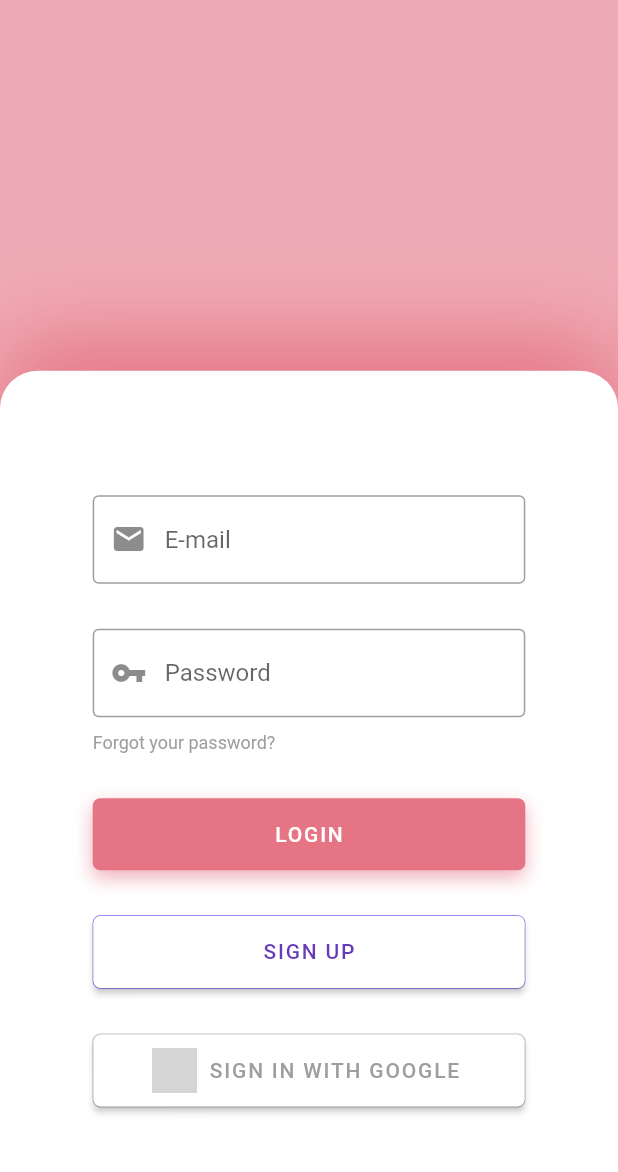
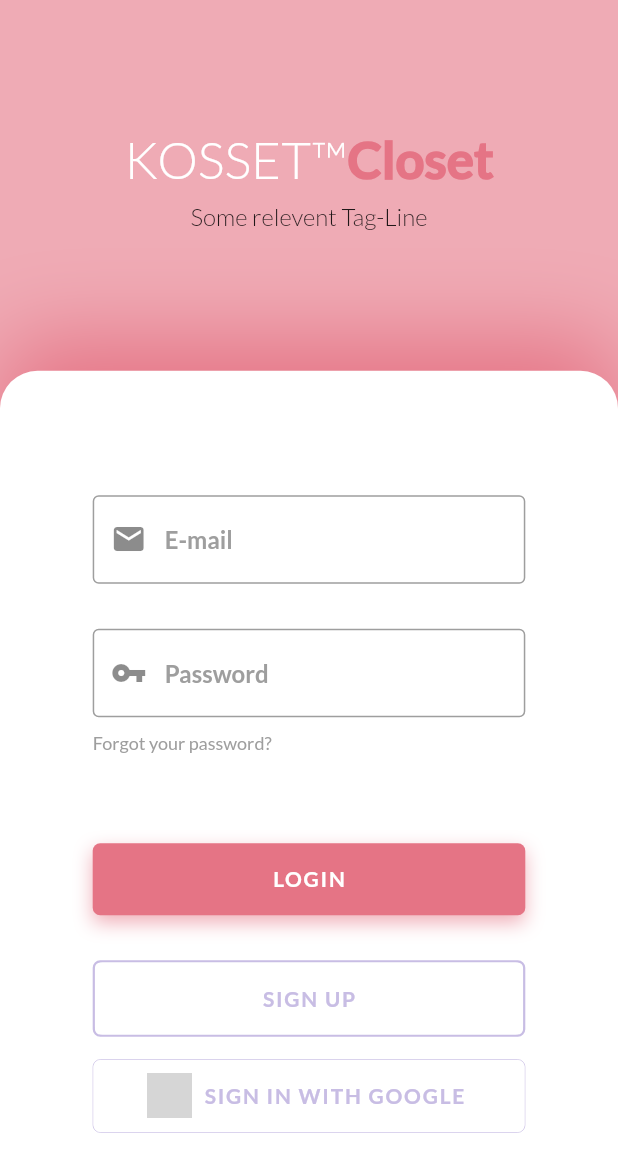
Before and after one commit to dbzkunalss/kosset_closet, a Flutter app: the screen it shows after launch, on a phone screen of 412 x 824 dp. Shown: the top 1172 px of the screen. Run offline on Flutter 3.47's test engine with Material 2 defaults, Android fonts, the phone set to English and light mode, and no system bars; network calls fail; grey boxes are pictures that could not be loaded.

Commit message:
Sign-up screen front end done

```diff
--- a/lib/constants/color.dart
+++ b/lib/constants/color.dart
@@ -3,3 +3,4 @@ import 'package:flutter/material.dart';
 final pinkColorShadow = Color.fromRGBO(229, 116, 133, 1); // #EC9BA7
 final pinkColor = Color.fromRGBO(0xEF, 0xAB, 0xB5, 1);
 final greyFromThePallet = Colors.grey;
+final purpleFromThePallet =  Color.fromARGB(0xff, 0xC8, 0xBD, 0xE4);
--- /dev/null
+++ b/lib/constants/elements.dart
@@ -0,0 +1,19 @@
+import 'package:flutter/material.dart';
+
+import 'color.dart';
+
+TextField textfield(String hint, Icon icon, {bool obt: false, TextInputType keyboard: TextInputType.emailAddress}) {
+  return TextField(
+    obscureText: obt,
+      keyboardType: keyboard,
+      style: TextStyle(),
+      decoration: InputDecoration(
+        border: OutlineInputBorder(
+            borderSide: BorderSide(width: 1, style: BorderStyle.solid)),
+        focusedBorder: OutlineInputBorder(
+            borderSide: BorderSide(width: 1, color: pinkColor)),
+        hintText: hint,
+        hintStyle: TextStyle(fontWeight: FontWeight.w800, color: Colors.grey),
+        prefixIcon: icon,
+      ));
+}
--- a/lib/login_screen.dart
+++ b/lib/login_screen.dart
@@ -1,5 +1,7 @@
 import 'package:flutter/material.dart';
 import 'package:kosset_closet/constants/color.dart';
+import 'package:kosset_closet/constants/elements.dart';
+import 'package:kosset_closet/signup_screen.dart';
 
 class LoginScreen extends StatefulWidget {
   @override
@@ -18,6 +20,45 @@ class _LoginScreenState extends State<LoginScreen> {
             Container(
               height: MediaQuery.of(context).size.height * 0.3,
               decoration: BoxDecoration(color: pinkColor),
+              child: Container(
+                child: Column(
+                  mainAxisAlignment: MainAxisAlignment.center,
+                  children: <Widget>[
+                    Row(
+                      mainAxisAlignment: MainAxisAlignment.center,
+                      children: <Widget>[
+                        Text(
+                          "KOSSET™",
+                          style: TextStyle(
+                              fontWeight: FontWeight.w300,
+                              color: Colors.white,
+                              fontSize: 34),
+                        ),
+                        Text(
+                          "Closet",
+                          style: TextStyle(
+                              fontWeight: FontWeight.w900,
+                              color: pinkColorShadow,
+                              fontSize: 34),
+                        )
+                      ],
+                    ),
+                    Padding(
+                      padding: const EdgeInsets.all(8.0),
+                      child: Row(
+                        mainAxisAlignment: MainAxisAlignment.center,
+                        children: <Widget>[
+                          Text(
+                            "Some relevent Tag-Line",
+                            style: TextStyle(
+                                fontWeight: FontWeight.w300, fontSize: 16),
+                          )
+                        ],
+                      ),
+                    )
+                  ],
+                ),
+              ),
             ),
             Container(
               height: MediaQuery.of(context).size.height * 0.7,
@@ -49,19 +90,7 @@ class _LoginScreenState extends State<LoginScreen> {
                         data: Theme.of(context).copyWith(
                           primaryColor: pinkColor,
                         ),
-                        child: TextField(
-                          keyboardType: TextInputType.emailAddress,
-                          style: TextStyle(),
-                          decoration: InputDecoration(
-                              border: OutlineInputBorder(
-                                  borderSide: BorderSide(
-                                      width: 1, style: BorderStyle.solid)),
-                              focusedBorder: OutlineInputBorder(
-                                  borderSide:
-                                      BorderSide(width: 1, color: pinkColor)),
-                              hintText: "E-mail",
-                              prefixIcon: Icon(Icons.email)),
-                        ),
+                        child: textfield("E-mail", Icon(Icons.email))
                       ),
                     ),
                     Padding(
@@ -70,20 +99,7 @@ class _LoginScreenState extends State<LoginScreen> {
                         data: Theme.of(context).copyWith(
                           primaryColor: pinkColor,
                         ),
-                        child: TextField(
-                          obscureText: true,
-                          keyboardType: TextInputType.emailAddress,
-                          style: TextStyle(),
-                          decoration: InputDecoration(
-                              border: OutlineInputBorder(
-                                  borderSide: BorderSide(
-                                      width: 1, style: BorderStyle.solid)),
-                              focusedBorder: OutlineInputBorder(
-                                  borderSide:
-                                      BorderSide(width: 1, color: pinkColor)),
-                              hintText: "Password",
-                              prefixIcon: Icon(Icons.vpn_key)),
-                        ),
+                        child: textfield("Password", Icon(Icons.vpn_key), obt: true)
                       ),
                     ),
                     Container(
@@ -99,26 +115,28 @@ class _LoginScreenState extends State<LoginScreen> {
                       ),
                     ),
                     Padding(
-                      padding: const EdgeInsets.only(top: 30),
+                      padding: const EdgeInsets.only(top: 60),
                       child: Container(
-                        decoration: BoxDecoration(
-                          boxShadow: [
-                            BoxShadow(
+                        decoration: BoxDecoration(boxShadow: [
+                          BoxShadow(
                             color: pinkColor,
                             offset: Offset(0.0, 5),
-                            blurRadius:  10,
-                          ),]
-                        ),
+                            blurRadius: 10,
+                          ),
+                        ]),
                         width: MediaQuery.of(context).size.width * 0.7,
                         child: FloatingActionButton.extended(
-                          label: Text("LOGIN"),
+                          heroTag: "1",
+                          label: Text(
+                            "LOGIN",
+                            style: TextStyle(fontWeight: FontWeight.w800),
+                          ),
                           foregroundColor: Colors.white,
                           backgroundColor: Color.fromRGBO(229, 116, 133, 1),
                           elevation: 0.0,
-                          shape: RoundedRectangleBorder(borderRadius: BorderRadius.circular(5)),
-                          onPressed: (){
-
-                          },
+                          shape: RoundedRectangleBorder(
+                              borderRadius: BorderRadius.circular(5)),
+                          onPressed: () {},
                         ),
                       ),
                     ),
@@ -126,40 +144,59 @@ class _LoginScreenState extends State<LoginScreen> {
                       padding: const EdgeInsets.only(top: 30),
                       child: Container(
                         decoration: BoxDecoration(
-                          border: Border.all(width: 0.5, color: Colors.deepPurpleAccent),
-                          borderRadius: BorderRadius.circular(5)
-                        ),
+                            border: Border.all(
+                                width: 1.5, color: purpleFromThePallet),
+                            borderRadius: BorderRadius.circular(5)),
                         width: MediaQuery.of(context).size.width * 0.7,
                         child: FloatingActionButton.extended(
-                          elevation: 2,
-                          label: Text("SIGN UP", style: TextStyle(color: Colors.deepPurple),),
+                          heroTag: "2",
+                          elevation: 0,
+                          label: Text(
+                            "SIGN UP",
+                            style: TextStyle(
+                                color: purpleFromThePallet,
+                                fontWeight: FontWeight.w800),
+                          ),
                           foregroundColor: Colors.black,
                           backgroundColor: Colors.white,
-                          shape: RoundedRectangleBorder(borderRadius: BorderRadius.circular(5)),
-                          onPressed: (){
-
+                          shape: RoundedRectangleBorder(
+                              borderRadius: BorderRadius.circular(5)),
+                          onPressed: () {
+                            Navigator.push(
+                              context,
+                              MaterialPageRoute(
+                                  builder: (context) => SignUpScreen()),
+                            );
                           },
                         ),
                       ),
                     ),
                     Padding(
-                      padding: const EdgeInsets.only(top: 30),
+                      padding: const EdgeInsets.only(top: 15),
                       child: Container(
                         decoration: BoxDecoration(
-                          border: Border.all(width: 0.5, color: Colors.grey),
-                          borderRadius: BorderRadius.circular(5)
-                        ),
+                            border: Border.all(
+                                width: 0.5, color: purpleFromThePallet),
+                            borderRadius: BorderRadius.circular(5)),
                         width: MediaQuery.of(context).size.width * 0.7,
                         child: FloatingActionButton.extended(
-                          elevation: 2,
-                          icon: Image.network("https://img.icons8.com/bubbles/2x/google-logo.png", width: 30,),
-                          label: Text("SIGN IN WITH GOOGLE", style: TextStyle(color: Colors.grey),),
+                          heroTag: "3",
+                          elevation: 0,
+                          icon: Image.network(
+                            "https://img.icons8.com/bubbles/2x/google-logo.png",
+                            width: 30,
+                          ),
+                          label: Text(
+                            "SIGN IN WITH GOOGLE",
+                            style: TextStyle(
+                                color: purpleFromThePallet,
+                                fontWeight: FontWeight.w800),
+                          ),
                           foregroundColor: Colors.black,
                           backgroundColor: Colors.white,
-                          shape: RoundedRectangleBorder(borderRadius: BorderRadius.circular(5)),
-                          onPressed: (){
-
-                          },
+                          shape: RoundedRectangleBorder(
+                              borderRadius: BorderRadius.circular(5)),
+                          onPressed: () {},
                         ),
                       ),
                     )
--- a/lib/main.dart
+++ b/lib/main.dart
@@ -1,9 +1,9 @@
 import 'package:flutter/material.dart';
+import 'package:flutter/services.dart';
 import 'package:kosset_closet/constants/color.dart';
 import 'package:kosset_closet/login_screen.dart';
 
 void main() => runApp(MyApp());
-
 
 class MyApp extends StatefulWidget {
   @override
@@ -13,9 +13,13 @@ class MyApp extends StatefulWidget {
 class _MyAppState extends State<MyApp> {
   @override
   Widget build(BuildContext context) {
+    SystemChrome.setPreferredOrientations([
+      DeviceOrientation.portraitUp,
+      DeviceOrientation.portraitDown,
+    ]);
     return MaterialApp(
       themeMode: ThemeMode.system,
-      theme: ThemeData(accentColor: pinkColor),
+      theme: ThemeData(accentColor: pinkColor, fontFamily: 'Lato'),
       debugShowCheckedModeBanner: false,
       home: LoginScreen(),
     );
```
Also changed, not shown: fonts/OFL.txt (added, +93 -0 lines), lib/signup_screen.dart (added, +195 -0 lines), pubspec.yaml (+18 -0 lines), assets/Woman.png (added), fonts/Lato-Black.ttf (added), fonts/Lato-BlackItalic.ttf (added), fonts/Lato-Bold.ttf (added), fonts/Lato-BoldItalic.ttf (added), fonts/Lato-Italic.ttf (added), fonts/Lato-Light.ttf (added), fonts/Lato-LightItalic.ttf (added), fonts/Lato-Regular.ttf (added), fonts/Lato-Thin.ttf (added), fonts/Lato-ThinItalic.ttf (added).
